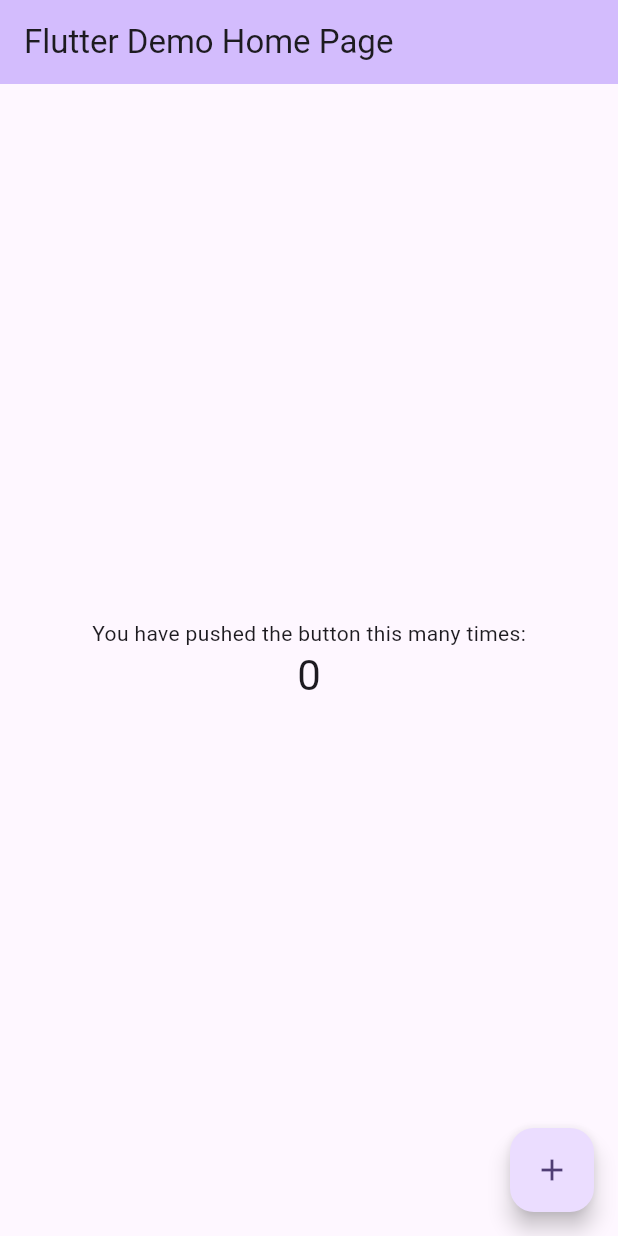
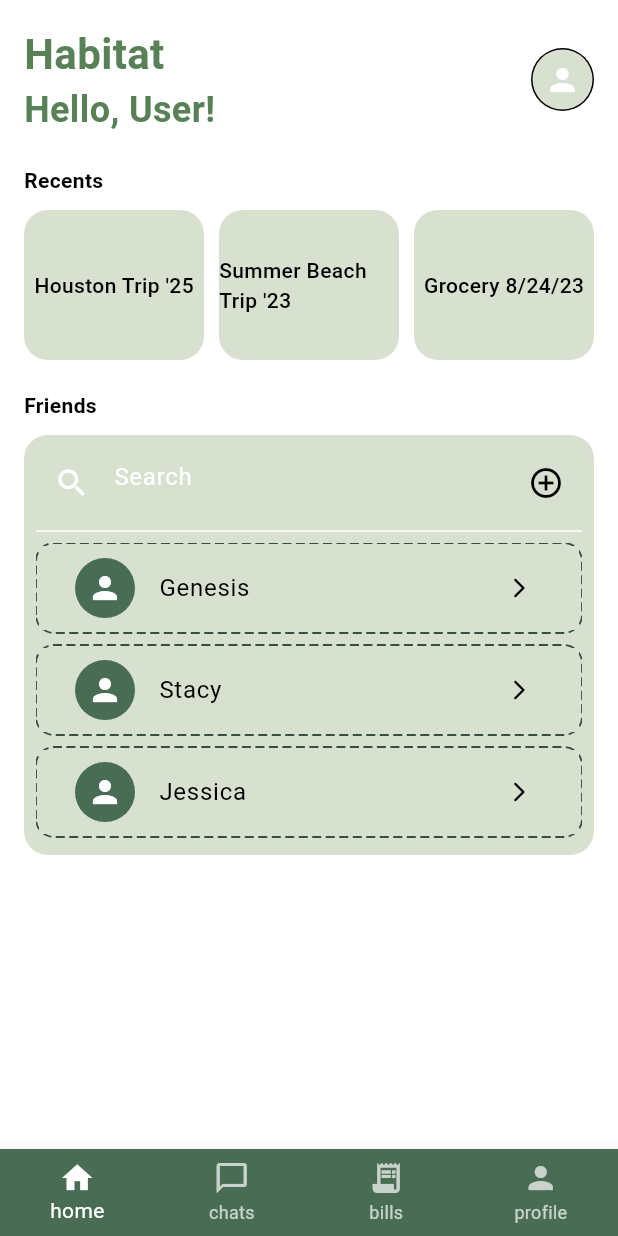
Before and after one commit to Starlumine/habitat-app, a Flutter app: the screen it shows after launch, on a phone screen of 412 x 824 dp. Run offline on Flutter 3.47's test engine with Material 3 defaults, Android fonts, the phone set to English and light mode, and no system bars; drawn by our look-alikes of dotted_border.

Commit message:
have created the home screen and profile screen

```diff
--- /dev/null
+++ b/habitat_application/lib/home_screen.dart
@@ -0,0 +1,205 @@
+import 'package:flutter/material.dart';
+import 'package:dotted_border/dotted_border.dart';
+import 'theme_controller.dart';
+
+class HomePage extends StatefulWidget {
+  const HomePage({super.key});
+
+  @override
+  State<HomePage> createState() => _HomePageState();
+}
+
+class _HomePageState extends State<HomePage> {
+  final TextEditingController _searchController = TextEditingController();
+
+  final List<String> _friends = [
+    "Genesis", "Stacy", "Jessica", "Michael", "Mobey", "Soot", "Mudpie",
+  ];
+
+  List<String> _filteredFriends = [];
+
+  @override
+  void initState() {
+    super.initState();
+    _filteredFriends = _friends;
+    _searchController.addListener(_filterFriends);
+  }
+
+  void _filterFriends() {
+    final query = _searchController.text.toLowerCase().trim().replaceAll(' ', '');
+    setState(() {
+      _filteredFriends = _friends.where((friend) {
+        final normalizedName = friend.toLowerCase().replaceAll(' ', '');
+        return normalizedName.contains(query);
+      }).toList();
+    });
+  }
+
+  @override
+  Widget build(BuildContext context) {
+    return ValueListenableBuilder<bool>(
+      valueListenable: ThemeController().isDarkMode,
+      builder: (context, darkMode, _) {
+        final bgColor = darkMode ? Colors.grey[900] : Colors.white;
+        final cardColor = darkMode ? Color(0xFF496C55)! : const Color(0xFFD8E0D0);
+        final textColor = darkMode ? Colors.white : Colors.black;
+        final secondaryTextColor = darkMode ? Colors.white70 : Colors.white;
+        final dottedColor = darkMode ? Color(0xFF344E41) : Color(0xFF344E41);
+
+        return SafeArea(
+          child: Container(
+            color: bgColor,
+            child: Padding(
+              padding: const EdgeInsets.all(16.0),
+              child: Column(
+                crossAxisAlignment: CrossAxisAlignment.start,
+                children: [
+                  // Header
+                  Row(
+                    mainAxisAlignment: MainAxisAlignment.spaceBetween,
+                    children: [
+                      const Column(
+                        crossAxisAlignment: CrossAxisAlignment.start,
+                        children: [
+
+                          Text("Habitat",
+                              style: TextStyle(fontSize: 28, fontWeight: FontWeight.bold, color: Color(0xFF588157))),
+                          Text("Hello, User!",
+                              style: TextStyle(fontSize: 24, fontWeight: FontWeight.bold, color: Color(0xFF588157))),
+                        ],
+                      ),
+                      CircleAvatar(
+                        radius: 21,
+                        backgroundColor: darkMode ? Colors.grey[800] : Colors.black,
+                        child: CircleAvatar(
+                          radius: 20,
+                          backgroundColor: cardColor,
+                          child: const Icon(Icons.person, color: Colors.white),
+                        ),
+                      ),
+                    ],
+                  ),
+                  const SizedBox(height: 20),
+
+                  // Recents
+                  Text("Recents", style: TextStyle(fontWeight: FontWeight.bold, color: textColor)),
+                  const SizedBox(height: 10),
+                  SizedBox(
+                    height: 100,
+                    child: ListView(
+                      scrollDirection: Axis.horizontal,
+                      children: [
+                        _billCard("Houston Trip '25", cardColor, textColor),
+                        _billCard("Summer Beach Trip '23", cardColor, textColor),
+                        _billCard("Grocery 8/24/23", cardColor, textColor),
+                        _billCard("Bill #4", cardColor, textColor),
+                        _billCard("Bill #5", cardColor, textColor),
+                      ],
+                    ),
+                  ),
+                  const SizedBox(height: 20),
+
+                  // Friends
+                  Text("Friends", style: TextStyle(fontWeight: FontWeight.bold, color: textColor)),
+                  const SizedBox(height: 10),
+                  Container(
+                    decoration: BoxDecoration(
+                      color: cardColor,
+                      borderRadius: BorderRadius.circular(16),
+                    ),
+                    child: Padding(
+                      padding: const EdgeInsets.all(8.0),
+                      child: Column(
+                        children: [
+                          // Search bar
+                          Row(
+                            children: [
+                              Expanded(
+                                child: TextField(
+                                  controller: _searchController,
+                                  style: TextStyle(color: textColor),
+                                  decoration: InputDecoration(
+                                    hintText: "Search",
+                                    hintStyle: TextStyle(color: secondaryTextColor),
+                                    border: InputBorder.none,
+                                    prefixIcon: Icon(Icons.search, color: secondaryTextColor),
+                                  ),
+                                ),
+                              ),
+                              IconButton(
+                                icon: Icon(Icons.add_circle_outline, color: textColor),
+                                onPressed: () {},
+                              ),
+                            ],
+                          ),
+                          Divider(color: secondaryTextColor),
+
+                          // Friends List
+                          SizedBox(
+                            height: 200,
+                            child: SingleChildScrollView(
+                              child: Column(
+                                children: _filteredFriends.isEmpty
+                                    ? [
+                                        const SizedBox(height: 60),
+                                        Text("No results found",
+                                            style: TextStyle(
+                                                fontStyle: FontStyle.italic,
+                                                color: secondaryTextColor)),
+                                      ]
+                                    : _filteredFriends
+                                        .map((friend) => Padding(
+                                              padding: const EdgeInsets.only(bottom: 8),
+                                              child: _friendItem(friend, dottedColor, cardColor, textColor),
+                                            ))
+                                        .toList(),
+                              ),
+                            ),
+                          ),
+                        ],
+                      ),
+                    ),
+                  ),
+                ],
+              ),
+            ),
+          ),
+        );
+      },
+    );
+  }
+
+  static Widget _billCard(String title, Color cardColor, Color textColor) {
+    return Container(
+      width: 120,
+      margin: const EdgeInsets.only(right: 10),
+      decoration: BoxDecoration(
+        color: cardColor,
+        borderRadius: BorderRadius.circular(16),
+      ),
+      child: Center(
+        child: Text(title, style: TextStyle(fontWeight: FontWeight.w500, color: textColor)),
+      ),
+    );
+  }
+
+  static Widget _friendItem(String name, Color dottedColor, Color cardColor, Color textColor) {
+    return DottedBorder(
+      color: dottedColor,
+      strokeWidth: 1.2,
+      dashPattern: [6, 3],
+      borderType: BorderType.RRect,
+      radius: const Radius.circular(12),
+      child: Container(
+        padding: const EdgeInsets.symmetric(horizontal: 8),
+        color: cardColor,
+        child: ListTile(
+          leading: CircleAvatar(backgroundColor: Color(0xFF496C55), child: Icon(Icons.person, color: Colors.white)),
+          title: Text(name, style: TextStyle(color: textColor)),
+          trailing: Icon(Icons.arrow_forward_ios_rounded, size: 16, color: textColor),
+          onTap: () {},
+        ),
+      ),
+    );
+  }
+}
--- a/habitat_application/lib/main.dart
+++ b/habitat_application/lib/main.dart
@@ -1,122 +1,57 @@
 import 'package:flutter/material.dart';
+import 'home_screen.dart';
+import 'profile_screen.dart';
 
 void main() {
   runApp(const MyApp());
 }
 
-class MyApp extends StatelessWidget {
+class MyApp extends StatefulWidget {
   const MyApp({super.key});
 
-  // This widget is the root of your application.
   @override
-  Widget build(BuildContext context) {
-    return MaterialApp(
-      title: 'Flutter Demo',
-      theme: ThemeData(
-        // This is the theme of your application.
-        //
-        // TRY THIS: Try running your application with "flutter run". You'll see
-        // the application has a purple toolbar. Then, without quitting the app,
-        // try changing the seedColor in the colorScheme below to Colors.green
-        // and then invoke "hot reload" (save your changes or press the "hot
-        // reload" button in a Flutter-supported IDE, or press "r" if you used
-        // the command line to start the app).
-        //
-        // Notice that the counter didn't reset back to zero; the application
-        // state is not lost during the reload. To reset the state, use hot
-        // restart instead.
-        //
-        // This works for code too, not just values: Most code changes can be
-        // tested with just a hot reload.
-        colorScheme: ColorScheme.fromSeed(seedColor: Colors.deepPurple),
-      ),
-      home: const MyHomePage(title: 'Flutter Demo Home Page'),
-    );
-  }
+  State<MyApp> createState() => _MainScreenState();
 }
 
-class MyHomePage extends StatefulWidget {
-  const MyHomePage({super.key, required this.title});
+class _MainScreenState extends State<MyApp> {
+  int _selectedIndex = 0;
+  final Color darkGreen = const Color(0xFF496C55);
 
-  // This widget is the home page of your application. It is stateful, meaning
-  // that it has a State object (defined below) that contains fields that affect
-  // how it looks.
-
-  // This class is the configuration for the state. It holds the values (in this
-  // case the title) provided by the parent (in this case the App widget) and
-  // used by the build method of the State. Fields in a Widget subclass are
-  // always marked "final".
-
-  final String title;
-
-  @override
-  State<MyHomePage> createState() => _MyHomePageState();
-}
-
-class _MyHomePageState extends State<MyHomePage> {
-  int _counter = 0;
-
-  void _incrementCounter() {
+  void _onItemTapped(int index) {
     setState(() {
-      // This call to setState tells the Flutter framework that something has
-      // changed in this State, which causes it to rerun the build method below
-      // so that the display can reflect the updated values. If we changed
-      // _counter without calling setState(), then the build method would not be
-      // called again, and so nothing would appear to happen.
-      _counter++;
+      _selectedIndex = index;
     });
   }
 
   @override
   Widget build(BuildContext context) {
-    // This method is rerun every time setState is called, for instance as done
-    // by the _incrementCounter method above.
-    //
-    // The Flutter framework has been optimized to make rerunning build methods
-    // fast, so that you can just rebuild anything that needs updating rather
-    // than having to individually change instances of widgets.
-    return Scaffold(
-      appBar: AppBar(
-        // TRY THIS: Try changing the color here to a specific color (to
-        // Colors.amber, perhaps?) and trigger a hot reload to see the AppBar
-        // change color while the other colors stay the same.
-        backgroundColor: Theme.of(context).colorScheme.inversePrimary,
-        // Here we take the value from the MyHomePage object that was created by
-        // the App.build method, and use it to set our appbar title.
-        title: Text(widget.title),
-      ),
-      body: Center(
-        // Center is a layout widget. It takes a single child and positions it
-        // in the middle of the parent.
-        child: Column(
-          // Column is also a layout widget. It takes a list of children and
-          // arranges them vertically. By default, it sizes itself to fit its
-          // children horizontally, and tries to be as tall as its parent.
-          //
-          // Column has various properties to control how it sizes itself and
-          // how it positions its children. Here we use mainAxisAlignment to
-          // center the children vertically; the main axis here is the vertical
-          // axis because Columns are vertical (the cross axis would be
-          // horizontal).
-          //
-          // TRY THIS: Invoke "debug painting" (choose the "Toggle Debug Paint"
-          // action in the IDE, or press "p" in the console), to see the
-          // wireframe for each widget.
-          mainAxisAlignment: MainAxisAlignment.center,
-          children: <Widget>[
-            const Text('You have pushed the button this many times:'),
-            Text(
-              '$_counter',
-              style: Theme.of(context).textTheme.headlineMedium,
-            ),
+    final List<Widget> pages = [
+      const HomePage(),
+      const Center(child: Text("Messages", style: TextStyle(fontSize: 22))),
+      const Center(child: Text("Bills", style: TextStyle(fontSize: 22))),
+      const ProfileScreen(),
+    ];
+
+    return MaterialApp(
+      debugShowCheckedModeBanner: false,
+      home: Scaffold(
+        backgroundColor: Colors.white,
+        body: pages[_selectedIndex],
+        bottomNavigationBar: BottomNavigationBar(
+          currentIndex: _selectedIndex,
+          onTap: _onItemTapped,
+          backgroundColor: darkGreen,
+          selectedItemColor: Colors.white,
+          unselectedItemColor: Colors.white70,
+          type: BottomNavigationBarType.fixed,
+          items: const [
+            BottomNavigationBarItem(icon: Icon(Icons.home), label: 'home'),
+            BottomNavigationBarItem(icon: Icon(Icons.chat_bubble_outline), label: 'chats'),
+            BottomNavigationBarItem(icon: Icon(Icons.receipt_long), label: 'bills'),
+            BottomNavigationBarItem(icon: Icon(Icons.person), label: 'profile'),
           ],
         ),
       ),
-      floatingActionButton: FloatingActionButton(
-        onPressed: _incrementCounter,
-        tooltip: 'Increment',
-        child: const Icon(Icons.add),
-      ), // This trailing comma makes auto-formatting nicer for build methods.
     );
   }
 }
--- /dev/null
+++ b/habitat_application/lib/theme_controller.dart
@@ -0,0 +1,15 @@
+import 'package:flutter/material.dart';
+
+class ThemeController {
+  // Singleton
+  static final ThemeController _instance = ThemeController._internal();
+  factory ThemeController() => _instance;
+  ThemeController._internal();
+
+  // Global dark mode state
+  final ValueNotifier<bool> isDarkMode = ValueNotifier<bool>(false);
+
+  void toggle() {
+    isDarkMode.value = !isDarkMode.value;
+  }
+}
--- a/habitat_application/pubspec.yaml
+++ b/habitat_application/pubspec.yaml
@@ -30,7 +30,8 @@ environment:
 dependencies:
   flutter:
     sdk: flutter
-
+  dotted_border: ^2.1.0
+  image_picker: ^1.2.0
   # The following adds the Cupertino Icons font to your application.
   # Use with the CupertinoIcons class for iOS style icons.
   cupertino_icons: ^1.0.8
```
Also changed, not shown: habitat_application/lib/profile_screen.dart (added, +200 -0 lines), habitat_application/lib/profile_update.dart (added, +123 -0 lines), 8 other files.
